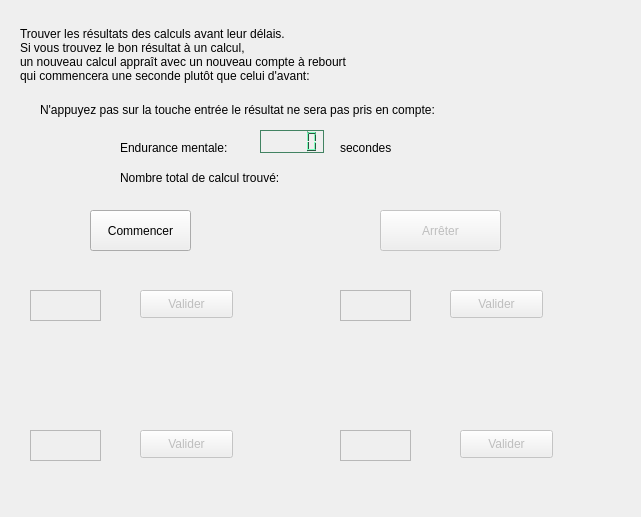
Above: fenetre.ui from CoeurDeRoses/CDRcognition before the change. Below: the same form after it.
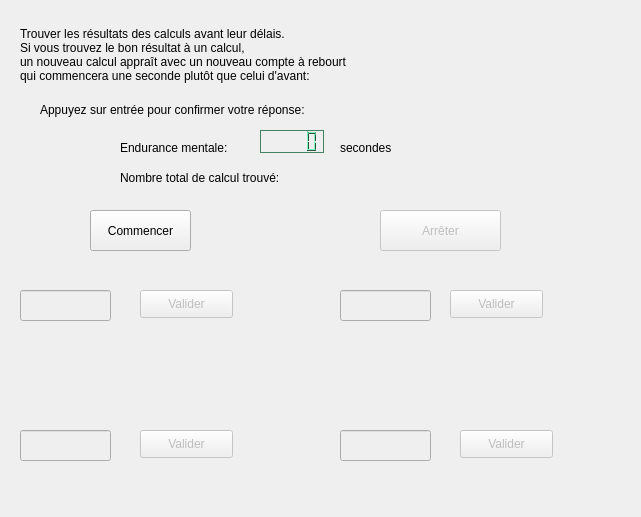
That is the form after the change.

Patch:
```diff
--- a/fenetre.ui
+++ b/fenetre.ui
@@ -47,22 +47,6 @@
     <string/>
    </property>
   </widget>
-  <widget class="QTextBrowser" name="txtReponse1">
-   <property name="enabled">
-    <bool>false</bool>
-   </property>
-   <property name="geometry">
-    <rect>
-     <x>30</x>
-     <y>290</y>
-     <width>71</width>
-     <height>31</height>
-    </rect>
-   </property>
-   <property name="readOnly">
-    <bool>false</bool>
-   </property>
-  </widget>
   <widget class="QLabel" name="lbDelais1">
    <property name="geometry">
     <rect>
@@ -153,22 +137,6 @@
     <string/>
    </property>
   </widget>
-  <widget class="QTextBrowser" name="txtReponse2">
-   <property name="enabled">
-    <bool>false</bool>
-   </property>
-   <property name="geometry">
-    <rect>
-     <x>340</x>
-     <y>290</y>
-     <width>71</width>
-     <height>31</height>
-    </rect>
-   </property>
-   <property name="readOnly">
-    <bool>false</bool>
-   </property>
-  </widget>
   <widget class="QLabel" name="lbCalcul2">
    <property name="geometry">
     <rect>
@@ -203,22 +171,6 @@
     <string>Valider</string>
    </property>
   </widget>
-  <widget class="QTextBrowser" name="txtReponse3">
-   <property name="enabled">
-    <bool>false</bool>
-   </property>
-   <property name="geometry">
-    <rect>
-     <x>30</x>
-     <y>430</y>
-     <width>71</width>
-     <height>31</height>
-    </rect>
-   </property>
-   <property name="readOnly">
-    <bool>false</bool>
-   </property>
-  </widget>
   <widget class="QLabel" name="lbDelais3">
    <property name="geometry">
     <rect>
@@ -257,22 +209,6 @@
     <string/>
    </property>
   </widget>
-  <widget class="QTextBrowser" name="txtReponse4">
-   <property name="enabled">
-    <bool>false</bool>
-   </property>
-   <property name="geometry">
-    <rect>
-     <x>340</x>
-     <y>430</y>
-     <width>71</width>
-     <height>31</height>
-    </rect>
-   </property>
-   <property name="readOnly">
-    <bool>false</bool>
-   </property>
-  </widget>
   <widget class="QPushButton" name="btValider4">
    <property name="enabled">
     <bool>false</bool>
@@ -444,7 +380,7 @@
     </rect>
    </property>
    <property name="text">
-    <string>N'appuyez pas sur la touche entrée le résultat ne sera pas pris en compte:</string>
+    <string>Appuyez sur entrée pour confirmer votre réponse:</string>
    </property>
   </widget>
   <widget class="QLCDNumber" name="lcdNumber">
@@ -924,6 +860,61 @@
     <string>secondes</string>
    </property>
   </widget>
+  <widget class="QLineEdit" name="txtReponse1">
+   <property name="enabled">
+    <bool>false</bool>
+   </property>
+   <property name="geometry">
+    <rect>
+     <x>20</x>
+     <y>290</y>
+     <width>91</width>
+     <height>31</height>
+    </rect>
+   </property>
+   <property name="inputMethodHints">
+    <set>Qt::ImhNone</set>
+   </property>
+  </widget>
+  <widget class="QLineEdit" name="txtReponse2">
+   <property name="enabled">
+    <bool>false</bool>
+   </property>
+   <property name="geometry">
+    <rect>
+     <x>340</x>
+     <y>290</y>
+     <width>91</width>
+     <height>31</height>
+    </rect>
+   </property>
+  </widget>
+  <widget class="QLineEdit" name="txtReponse3">
+   <property name="enabled">
+    <bool>false</bool>
+   </property>
+   <property name="geometry">
+    <rect>
+     <x>20</x>
+     <y>430</y>
+     <width>91</width>
+     <height>31</height>
+    </rect>
+   </property>
+  </widget>
+  <widget class="QLineEdit" name="txtReponse4">
+   <property name="enabled">
+    <bool>false</bool>
+   </property>
+   <property name="geometry">
+    <rect>
+     <x>340</x>
+     <y>430</y>
+     <width>91</width>
+     <height>31</height>
+    </rect>
+   </property>
+  </widget>
  </widget>
  <resources/>
  <connections/>
```
